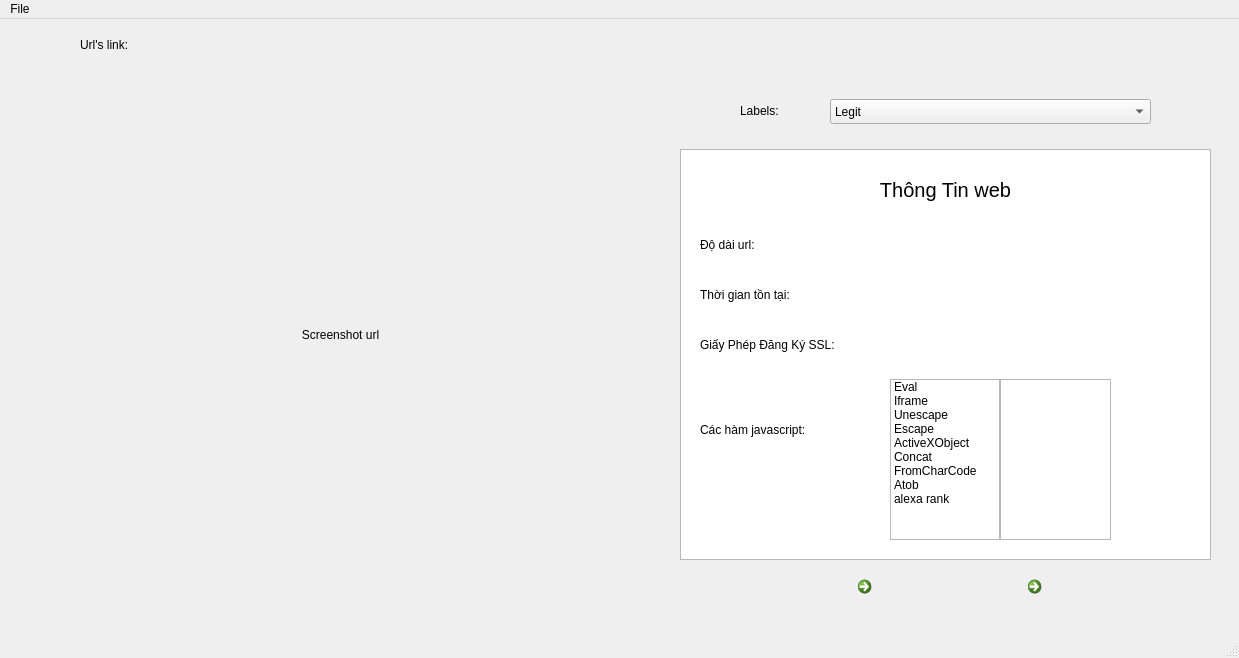
Before: the Qt Designer form UI/MainWin.ui in aidenpearce001/LabelPhishing, drawn with Qt 5.
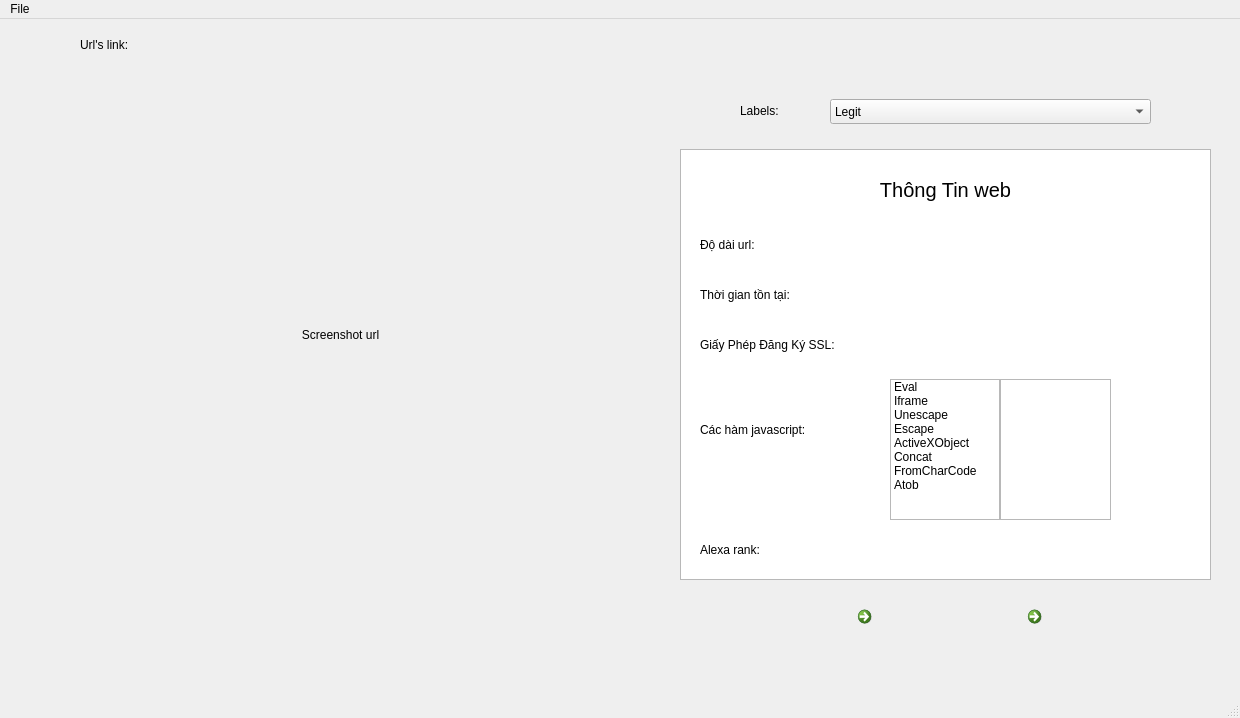
After: the same form once the commit is applied. Icons and pictures are not drawn.

Patch:
```diff
--- a/UI/MainWin.ui
+++ b/UI/MainWin.ui
@@ -6,8 +6,8 @@
    <rect>
     <x>0</x>
     <y>0</y>
-    <width>1239</width>
-    <height>658</height>
+    <width>1240</width>
+    <height>718</height>
    </rect>
   </property>
   <property name="sizePolicy">
@@ -26,7 +26,7 @@
       <x>680</x>
       <y>130</y>
       <width>531</width>
-      <height>411</height>
+      <height>431</height>
      </rect>
     </property>
     <property name="sizePolicy">
@@ -188,7 +188,7 @@
       <x>890</x>
       <y>360</y>
       <width>110</width>
-      <height>161</height>
+      <height>141</height>
      </rect>
     </property>
     <item>
@@ -231,11 +231,6 @@
       <string>Atob</string>
      </property>
     </item>
-    <item>
-     <property name="text">
-      <string>alexa rank</string>
-     </property>
-    </item>
    </widget>
    <widget class="QListWidget" name="listWidget_2">
     <property name="geometry">
@@ -243,7 +238,7 @@
       <x>1000</x>
       <y>360</y>
       <width>111</width>
-      <height>161</height>
+      <height>141</height>
      </rect>
     </property>
    </widget>
@@ -328,7 +323,7 @@
     <property name="geometry">
      <rect>
       <x>1020</x>
-      <y>550</y>
+      <y>580</y>
       <width>71</width>
       <height>51</height>
      </rect>
@@ -357,7 +352,7 @@
     <property name="geometry">
      <rect>
       <x>850</x>
-      <y>550</y>
+      <y>580</y>
       <width>71</width>
       <height>51</height>
      </rect>
@@ -398,6 +393,35 @@
      <set>Qt::AlignCenter</set>
     </property>
    </widget>
+   <widget class="QLabel" name="label_14">
+    <property name="geometry">
+     <rect>
+      <x>700</x>
+      <y>510</y>
+      <width>151</width>
+      <height>41</height>
+     </rect>
+    </property>
+    <property name="text">
+     <string>Alexa rank:</string>
+    </property>
+   </widget>
+   <widget class="QLabel" name="label_15">
+    <property name="geometry">
+     <rect>
+      <x>890</x>
+      <y>520</y>
+      <width>271</width>
+      <height>17</height>
+     </rect>
+    </property>
+    <property name="text">
+     <string/>
+    </property>
+    <property name="openExternalLinks">
+     <bool>false</bool>
+    </property>
+   </widget>
   </widget>
   <widget class="QStatusBar" name="statusbar"/>
   <widget class="QMenuBar" name="menubar">
@@ -405,7 +429,7 @@
     <rect>
      <x>0</x>
      <y>0</y>
-     <width>1239</width>
+     <width>1240</width>
      <height>22</height>
     </rect>
    </property>
```
Left out of the diff: 5 changed lines with no effect on the pictures.
